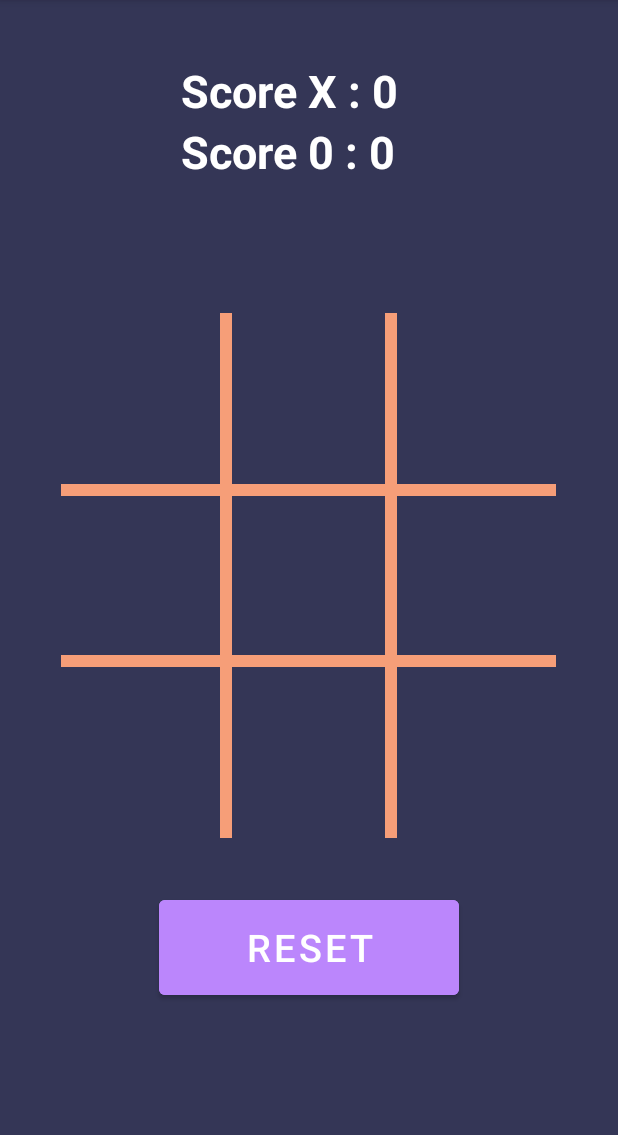
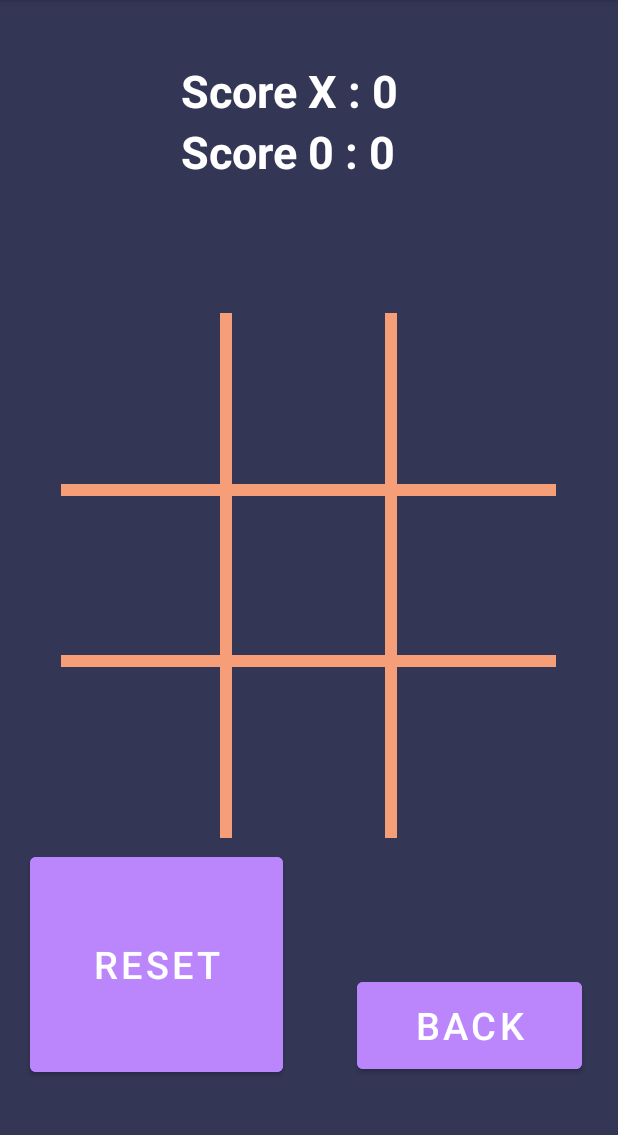
Before and after one commit to pragya-sharma11/Netcamp_App_Project, an Android app: the TicTacToe screen opened directly, with no data from a screen before it, on a phone screen of 412 x 824 dp, the part 84-1219 px from its top. Run offline under Robolectric (Android 15) with nearby library versions, the phone set to English and light mode, and no system bars.

Commit message:
make functionality for back button in TicTacToe activity.

```diff
--- a/app/src/main/java/com/example/netcamp_app_project/TicTacToe.java
+++ b/app/src/main/java/com/example/netcamp_app_project/TicTacToe.java
@@ -4,6 +4,7 @@ import androidx.appcompat.app.AlertDialog;
 import androidx.appcompat.app.AppCompatActivity;
 
 import android.content.DialogInterface;
+import android.content.Intent;
 import android.os.Bundle;
 import android.view.View;
 import android.widget.Button;
@@ -12,7 +13,7 @@ import android.widget.TextView;
 
 public class TicTacToe extends AppCompatActivity {
     ImageView button1, button2, button3, button4, button5, button6, button7, button8, button9;
-    Button reset;
+    Button reset, back;
     private String startGame = "X";
     private int b1 = 5, b2 = 5, b3 = 5, b4 = 5, b5 = 5, b6 = 5, b7 = 5, b8 = 5, b9 = 5, xCount = 0, oCount = 0, i = 0;
     private TextView scoreX, scoreO;
@@ -32,6 +33,15 @@ public class TicTacToe extends AppCompatActivity {
         scoreX = findViewById(R.id.scoreX);
         scoreO = findViewById(R.id.score0);
         reset = findViewById(R.id.reset);
+        back = findViewById(R.id.tictacBack);
+        back.setOnClickListener(new View.OnClickListener() {
+            @Override
+            public void onClick(View v) {
+                Intent i = new Intent(TicTacToe.this, PhoneScreen.class);
+                startActivity(i);
+                finish();
+            }
+        });
         onClickReset();
         onClickButton1();
         onClickButton2();
--- a/app/src/main/res/layout/activity_tic_tac_toe.xml
+++ b/app/src/main/res/layout/activity_tic_tac_toe.xml
@@ -57,11 +57,16 @@
 
     <Button
         android:id="@+id/reset"
-        android:layout_width="200dp"
-        android:layout_height="75dp"
+        android:layout_width="wrap_content"
+        android:layout_height="74dp"
         android:layout_below="@id/btn18"
-        android:layout_centerHorizontal="true"
-        android:layout_marginTop="50dp"
+        android:layout_alignParentStart="true"
+        android:layout_alignParentEnd="true"
+        android:layout_alignParentBottom="true"
+        android:layout_marginStart="20dp"
+        android:layout_marginTop="21dp"
+        android:layout_marginEnd="223dp"
+        android:layout_marginBottom="47dp"
         android:backgroundTint="@color/purple_200"
         android:text="RESET"
         android:textColor="@color/white"
@@ -243,4 +248,16 @@
             android:textSize="30sp"
             android:textStyle="bold" />
     </LinearLayout>
+
+    <Button
+        android:id="@+id/tictacBack"
+        android:layout_width="150dp"
+        android:layout_height="70dp"
+        android:layout_alignParentEnd="true"
+        android:layout_alignParentBottom="true"
+        android:layout_marginEnd="24dp"
+        android:layout_marginBottom="49dp"
+        android:backgroundTint="@color/purple_200"
+        android:text="Back"
+        android:textSize="25sp" />
 </RelativeLayout>
```
